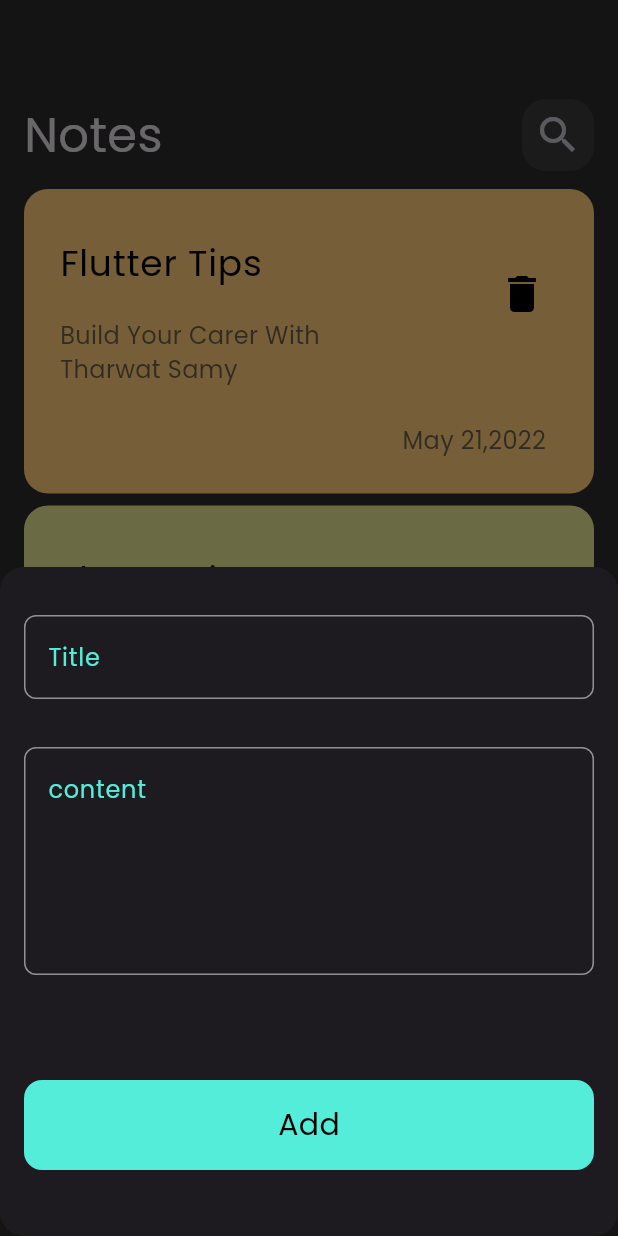
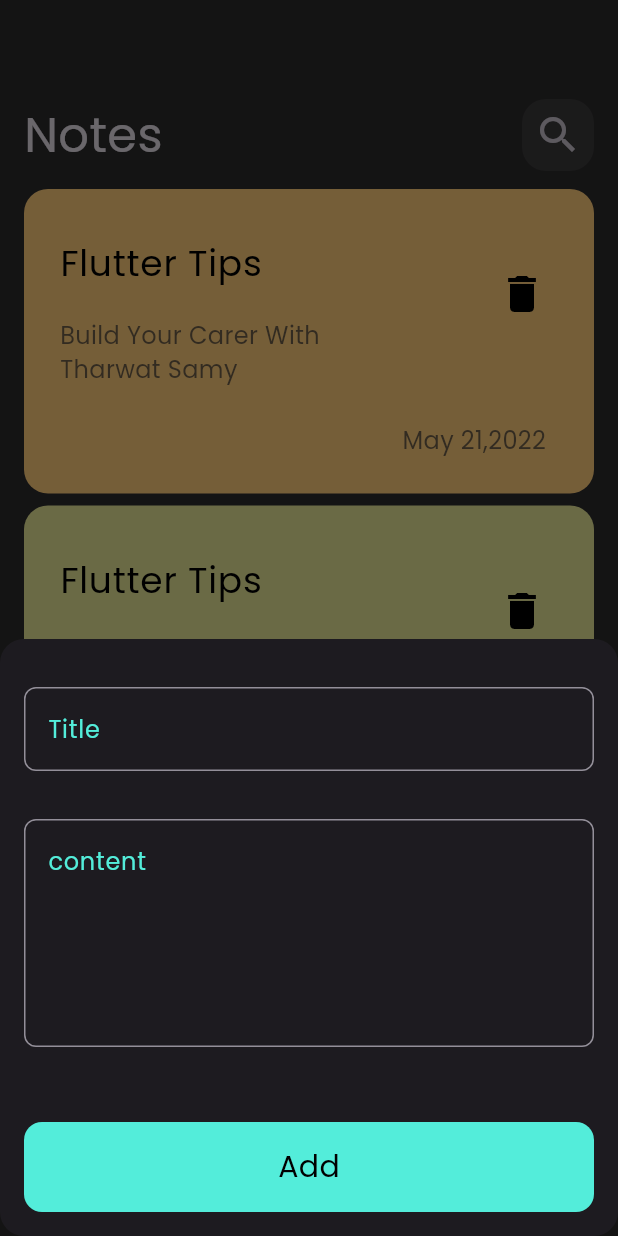
Before and after one commit to Eslam-Hossam1/notes_app, a Flutter app: the screen it shows after launch, after a tap on the "add" icon, on a phone screen of 412 x 824 dp. Run offline on Flutter 3.47's test engine with Material 3 defaults, Android fonts, the phone set to English and light mode, and no system bars; our stand-ins replace flutter_bloc, font_awesome_flutter, hive, hive_flutter, modal_progress_hud_nsn; accounts and stored records are empty.

Commit message:
fix circular indicator and keyboard issues

```diff
--- a/lib/views/notes_view.dart
+++ b/lib/views/notes_view.dart
@@ -16,6 +16,7 @@ class NotesView extends StatelessWidget {
         backgroundColor: kPrimaryColor,
         onPressed: () {
           showModalBottomSheet(
+              isScrollControlled: true,
               shape: RoundedRectangleBorder(
                   borderRadius: BorderRadius.circular(16)),
               context: context,
--- a/lib/widgets/add_note_bottom_sheet.dart
+++ b/lib/widgets/add_note_bottom_sheet.dart
@@ -18,8 +18,11 @@ class AddNoteBottomSheet extends StatelessWidget {
     return BlocProvider(
       create: (context) => AddNoteCubit(),
       child: Padding(
-        padding:
-            const EdgeInsets.only(right: 16, left: 16, top: 32, bottom: 44),
+        padding: EdgeInsets.only(
+            right: 16,
+            left: 16,
+            top: 32,
+            bottom: MediaQuery.of(context).viewInsets.bottom),
         child: BlocConsumer<AddNoteCubit, AddNoteStates>(
           listener: (context, state) {
             if (state is AddNoteSuccesState) {
--- a/lib/widgets/add_note_form.dart
+++ b/lib/widgets/add_note_form.dart
@@ -45,10 +45,10 @@ class _AddNoteFormState extends State<AddNoteForm> {
             maxLines: 5,
             borderColor: kPrimaryColor,
           ),
-          addHieghtSpace(70),
+          addHieghtSpace(50),
           CustomeBottomSheetButton(
             onTap: () {
-              if (formKey.currentState!.validate())  {
+              if (formKey.currentState!.validate()) {
                 formKey.currentState!.save();
                 NoteModel note = NoteModel(
                     title: title!,
@@ -61,7 +61,8 @@ class _AddNoteFormState extends State<AddNoteForm> {
                 setState(() {});
               }
             },
-          )
+          ),
+          addHieghtSpace(16),
         ],
       ),
     );
```
